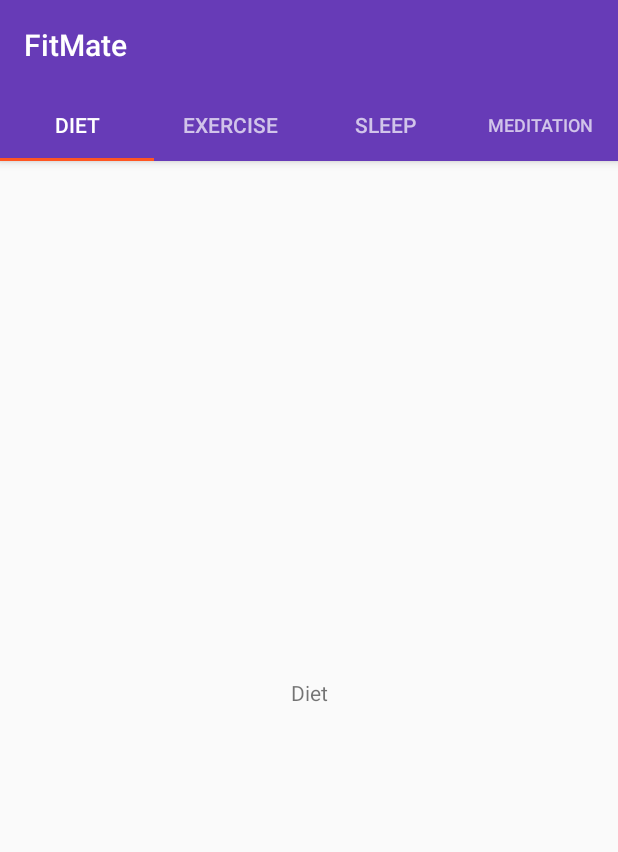
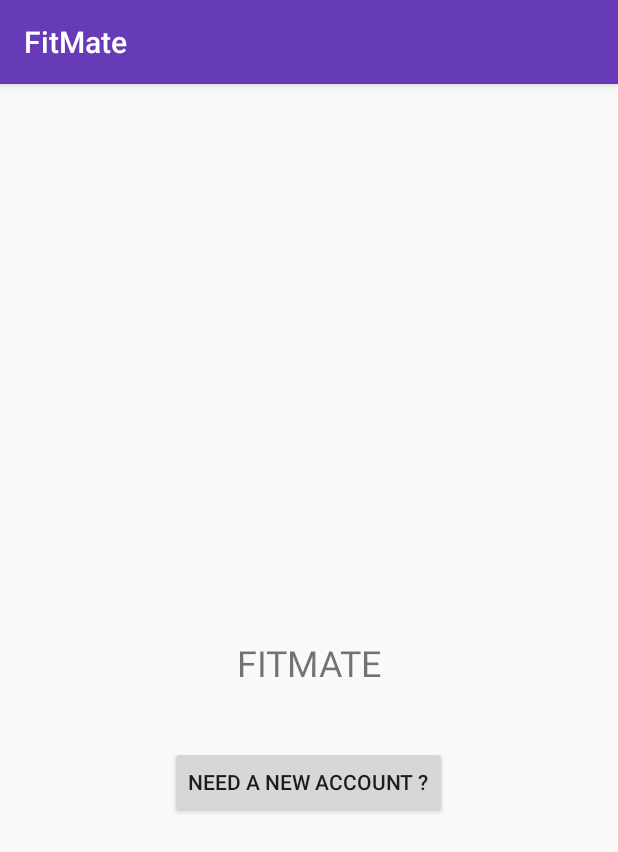
Before and after one commit to abhinavsaxena99/FitMate, an Android app: the screen it shows after launch (MainActivity before the commit, StartActivity after it), on a phone screen of 412 x 824 dp. Shown: the top 852 px of the screen. Run offline under Robolectric (Android 15) with nearby library versions, the phone set to English and light mode, and no system bars; our stand-ins replace Firebase (no records; nobody signed in at launch, a user with empty details on screens opened directly).

Commit message:
login done.

```diff
--- a/app/build.gradle
+++ b/app/build.gradle
@@ -23,6 +23,7 @@ android {
 dependencies {
     implementation fileTree(dir: 'libs', include: ['*.jar'])
     implementation 'androidx.appcompat:appcompat:1.1.0'
+
     implementation 'com.google.android.material:material:1.0.0'
     implementation 'androidx.constraintlayout:constraintlayout:1.1.3'
     implementation 'androidx.lifecycle:lifecycle-extensions:2.1.0'
--- a/app/src/main/AndroidManifest.xml
+++ b/app/src/main/AndroidManifest.xml
@@ -9,7 +9,8 @@
         android:roundIcon="@mipmap/ic_launcher_round"
         android:supportsRtl="true"
         android:theme="@style/AppTheme">
-        <activity android:name=".StartActivity"></activity>
+        <activity android:name=".RegisterActivity"></activity>
+        <activity android:name=".StartActivity" />
         <activity
             android:name=".MainActivity"
             android:label="@string/app_name"
--- a/app/src/main/java/com/example/fitmate/MainActivity.java
+++ b/app/src/main/java/com/example/fitmate/MainActivity.java
@@ -1,5 +1,6 @@
 package com.example.fitmate;
 
+import android.content.Intent;
 import android.os.Bundle;
 
 import com.google.android.material.floatingactionbutton.FloatingActionButton;
@@ -19,17 +20,20 @@ import com.google.firebase.auth.FirebaseUser;
 
 public class MainActivity extends AppCompatActivity {
 
+    private FirebaseAuth mAuth;
 
     @Override
     protected void onCreate(Bundle savedInstanceState) {
         super.onCreate(savedInstanceState);
         setContentView(R.layout.activity_main);
 
-        SectionsPagerAdapter sectionsPagerAdapter = new SectionsPagerAdapter(this, getSupportFragmentManager());
-        ViewPager viewPager = findViewById(R.id.view_pager);
-        viewPager.setAdapter(sectionsPagerAdapter);
-        TabLayout tabs = findViewById(R.id.tabs);
-        tabs.setupWithViewPager(viewPager);
+        mAuth = FirebaseAuth.getInstance();
+
+//        SectionsPagerAdapter sectionsPagerAdapter = new SectionsPagerAdapter(this, getSupportFragmentManager());
+//        ViewPager viewPager = findViewById(R.id.view_pager);
+//        viewPager.setAdapter(sectionsPagerAdapter);
+//        TabLayout tabs = findViewById(R.id.tabs);
+//        tabs.setupWithViewPager(viewPager);
 
 //        FloatingActionButton fab = findViewById(R.id.fab);
 //
@@ -43,5 +47,17 @@ public class MainActivity extends AppCompatActivity {
 
     }
 
+    public void onStart() {
+        super.onStart();
+        // Check if user is signed in (non-null) and update UI accordingly.
+        FirebaseUser currentUser = mAuth.getCurrentUser();
+
+        if(currentUser==null){
+            Intent startIntent=new Intent(MainActivity.this, StartActivity.class);
+            startActivity(startIntent);
+            finish();
+        }
+    }
+
 
 }
--- a/app/src/main/java/com/example/fitmate/StartActivity.java
+++ b/app/src/main/java/com/example/fitmate/StartActivity.java
@@ -1,14 +1,32 @@
 package com.example.fitmate;
+
+import android.content.Intent;
+import android.os.Bundle;
+import android.view.View;
+import android.widget.Button;
 
 import androidx.appcompat.app.AppCompatActivity;
 
-import android.os.Bundle;
+public class StartActivity extends AppCompatActivity {
 
-public class StartActivity extends AppCompatActivity {
+    private Button mRegBtn;
 
     @Override
     protected void onCreate(Bundle savedInstanceState) {
         super.onCreate(savedInstanceState);
         setContentView(R.layout.activity_start);
+
+        mRegBtn=(Button)findViewById(R.id.start_reg_btn);
+
+        mRegBtn.setOnClickListener(new View.OnClickListener()
+        {
+            @Override
+            public void onClick(View view) {
+
+                Intent reg_intent=new Intent(StartActivity.this, RegisterActivity.class);
+                startActivity(reg_intent);
+
+            }
+        });
     }
 }
--- a/app/src/main/res/layout/activity_start.xml
+++ b/app/src/main/res/layout/activity_start.xml
@@ -6,4 +6,33 @@
     android:layout_height="match_parent"
     tools:context=".StartActivity">
 
+    <TextView
+        android:id="@+id/textView"
+        android:layout_width="263dp"
+        android:layout_height="30dp"
+        android:text="FITMATE"
+        android:textSize="24sp"
+        android:gravity="center"
+        app:layout_constraintBottom_toBottomOf="parent"
+        app:layout_constraintEnd_toEndOf="parent"
+        app:layout_constraintHorizontal_bias="0.496"
+        app:layout_constraintStart_toStartOf="parent"
+        app:layout_constraintTop_toTopOf="parent" />
+
+    <Button
+        android:id="@+id/start_reg_btn"
+        android:layout_width="wrap_content"
+        android:layout_height="wrap_content"
+        android:layout_marginStart="8dp"
+        android:layout_marginTop="8dp"
+        android:layout_marginEnd="8dp"
+        android:layout_marginBottom="8dp"
+        android:text="@string/need_a_new_account"
+        app:layout_constraintBottom_toBottomOf="parent"
+        app:layout_constraintEnd_toEndOf="parent"
+        app:layout_constraintHorizontal_bias="0.497"
+        app:layout_constraintStart_toStartOf="parent"
+        app:layout_constraintTop_toTopOf="parent"
+        app:layout_constraintVertical_bias="0.616" />
+
 </androidx.constraintlayout.widget.ConstraintLayout>
--- a/app/src/main/res/values/strings.xml
+++ b/app/src/main/res/values/strings.xml
@@ -2,4 +2,8 @@
     <string name="app_name">FitMate</string>
     <string name="tab_text_1">Tab 1</string>
     <string name="tab_text_2">Tab 2</string>
+    <string name="need_a_new_account">NEED A NEW ACCOUNT ?</string>
+    <string name="create_account">Create Account</string>
+    <string name="display_name">Display Name</string>
+    <string name="email">Email</string>
 </resources>
```
Also changed, not shown: app/src/main/java/com/example/fitmate/RegisterActivity.java (added, +82 -0 lines), app/src/main/res/layout/activity_register.xml (added, +60 -0 lines).
